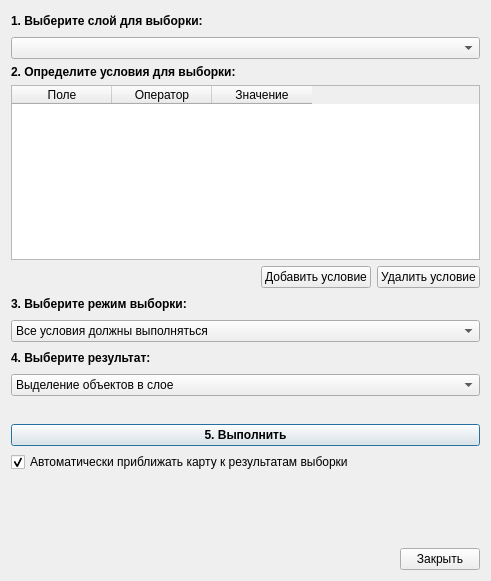
Before: the Qt Designer form qgis_easy_query.ui in nextgis/qgis_easy_query, drawn with Qt 5.
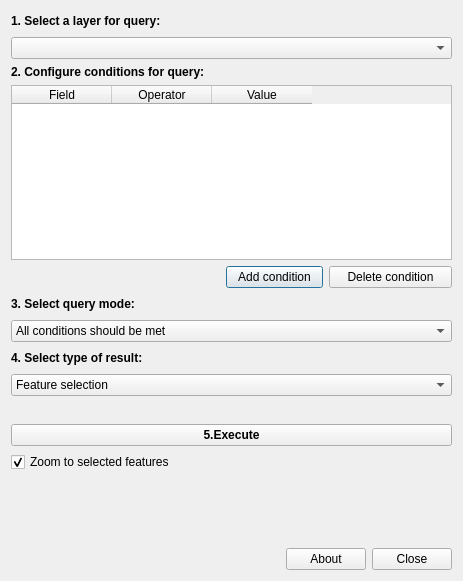
After: the same form once the commit is applied. Custom widgets are drawn as their Qt base class.

Diff of the .ui file:
```diff
--- a/qgis_easy_query.ui
+++ b/qgis_easy_query.ui
@@ -6,7 +6,7 @@
    <rect>
     <x>0</x>
     <y>0</y>
-    <width>491</width>
+    <width>463</width>
     <height>581</height>
    </rect>
   </property>
@@ -14,76 +14,7 @@
    <string>Easy Query</string>
   </property>
   <layout class="QGridLayout" name="gridLayout">
-   <item row="0" column="2" colspan="3">
-    <spacer name="horizontalSpacer_2">
-     <property name="orientation">
-      <enum>Qt::Horizontal</enum>
-     </property>
-     <property name="sizeHint" stdset="0">
-      <size>
-       <width>189</width>
-       <height>20</height>
-      </size>
-     </property>
-    </spacer>
-   </item>
-   <item row="10" column="0" rowspan="2" colspan="5">
-    <widget class="QPushButton" name="runButton">
-     <property name="font">
-      <font>
-       <weight>75</weight>
-       <bold>true</bold>
-      </font>
-     </property>
-     <property name="text">
-      <string>5. Выполнить</string>
-     </property>
-    </widget>
-   </item>
-   <item row="7" column="0" colspan="2">
-    <widget class="QLabel" name="label_4">
-     <property name="font">
-      <font>
-       <weight>75</weight>
-       <bold>true</bold>
-      </font>
-     </property>
-     <property name="text">
-      <string>4. Выберите результат:</string>
-     </property>
-     <property name="alignment">
-      <set>Qt::AlignLeading|Qt::AlignLeft|Qt::AlignVCenter</set>
-     </property>
-    </widget>
-   </item>
-   <item row="6" column="0" colspan="5">
-    <widget class="QComboBox" name="conditionModeCombobox">
-     <item>
-      <property name="text">
-       <string>Все условия должны выполняться</string>
-      </property>
-     </item>
-     <item>
-      <property name="text">
-       <string>Хотя бы одно условие должно выполняться</string>
-      </property>
-     </item>
-    </widget>
-   </item>
-   <item row="14" column="0" colspan="4">
-    <spacer name="horizontalSpacer_8">
-     <property name="orientation">
-      <enum>Qt::Horizontal</enum>
-     </property>
-     <property name="sizeHint" stdset="0">
-      <size>
-       <width>471</width>
-       <height>20</height>
-      </size>
-     </property>
-    </spacer>
-   </item>
-   <item row="2" column="0" colspan="5">
+   <item row="2" column="0" colspan="2">
     <widget class="QLabel" name="label_2">
      <property name="font">
       <font>
@@ -92,34 +23,47 @@
       </font>
      </property>
      <property name="text">
-      <string>2. Определите условия для выборки:</string>
+      <string>2. Configure conditions for query:</string>
      </property>
      <property name="alignment">
       <set>Qt::AlignLeading|Qt::AlignLeft|Qt::AlignVCenter</set>
      </property>
     </widget>
    </item>
-   <item row="9" column="0">
-    <spacer name="verticalSpacer_2">
-     <property name="orientation">
-      <enum>Qt::Vertical</enum>
-     </property>
-     <property name="sizeHint" stdset="0">
-      <size>
-       <width>20</width>
-       <height>40</height>
-      </size>
-     </property>
-    </spacer>
+   <item row="3" column="0" colspan="6">
+    <widget class="QTableWidget" name="conditionsQueryTable">
+     <column>
+      <property name="text">
+       <string>Field</string>
+      </property>
+     </column>
+     <column>
+      <property name="text">
+       <string>Operator</string>
+      </property>
+     </column>
+     <column>
+      <property name="text">
+       <string>Value</string>
+      </property>
+     </column>
+    </widget>
    </item>
-   <item row="4" column="2">
+   <item row="4" column="2" colspan="2">
     <widget class="QPushButton" name="addConditionButton">
      <property name="text">
-      <string>Добавить условие</string>
+      <string>Add condition</string>
      </property>
     </widget>
    </item>
-   <item row="5" column="0" colspan="2">
+   <item row="4" column="4" colspan="2">
+    <widget class="QPushButton" name="deleteConditionButton">
+     <property name="text">
+      <string>Delete condition</string>
+     </property>
+    </widget>
+   </item>
+   <item row="5" column="0">
     <widget class="QLabel" name="label_3">
      <property name="font">
       <font>
@@ -128,106 +72,100 @@
       </font>
      </property>
      <property name="text">
-      <string>3. Выберите режим выборки:</string>
+      <string>3. Select query mode:</string>
      </property>
      <property name="alignment">
       <set>Qt::AlignLeading|Qt::AlignLeft|Qt::AlignVCenter</set>
      </property>
     </widget>
    </item>
-   <item row="8" column="0" colspan="5">
-    <widget class="QComboBox" name="resultCombobox">
-     <item>
-      <property name="text">
-       <string>Выделение объектов в слое</string>
-      </property>
-     </item>
-     <item>
-      <property name="text">
-       <string>Новый слой с результатами выборки</string>
-      </property>
-     </item>
+   <item row="7" column="0">
+    <widget class="QLabel" name="label_4">
+     <property name="font">
+      <font>
+       <weight>75</weight>
+       <bold>true</bold>
+      </font>
+     </property>
+     <property name="text">
+      <string>4. Select type of result:</string>
+     </property>
+     <property name="alignment">
+      <set>Qt::AlignLeading|Qt::AlignLeft|Qt::AlignVCenter</set>
+     </property>
     </widget>
    </item>
-   <item row="4" column="0">
-    <spacer name="horizontalSpacer_5">
+   <item row="13" column="0" colspan="3">
+    <spacer name="horizontalSpacer_8">
      <property name="orientation">
       <enum>Qt::Horizontal</enum>
      </property>
      <property name="sizeHint" stdset="0">
       <size>
-       <width>294</width>
+       <width>471</width>
        <height>20</height>
       </size>
      </property>
     </spacer>
    </item>
-   <item row="5" column="2" colspan="3">
-    <spacer name="horizontalSpacer_3">
-     <property name="orientation">
-      <enum>Qt::Horizontal</enum>
+   <item row="13" column="3" colspan="2">
+    <widget class="QPushButton" name="aboutButton">
+     <property name="text">
+      <string>About</string>
      </property>
-     <property name="sizeHint" stdset="0">
-      <size>
-       <width>189</width>
-       <height>20</height>
-      </size>
-     </property>
-    </spacer>
+    </widget>
    </item>
-   <item row="14" column="4">
+   <item row="13" column="5">
     <widget class="QPushButton" name="closeButton">
      <property name="text">
-      <string>Закрыть</string>
+      <string>Close</string>
      </property>
     </widget>
    </item>
-   <item row="4" column="3" colspan="2">
-    <widget class="QPushButton" name="deleteConditionButton">
-     <property name="text">
-      <string>Удалить условие</string>
+   <item row="4" column="0" colspan="2">
+    <spacer name="horizontalSpacer">
+     <property name="orientation">
+      <enum>Qt::Horizontal</enum>
      </property>
-    </widget>
+     <property name="sizeHint" stdset="0">
+      <size>
+       <width>40</width>
+       <height>20</height>
+      </size>
+     </property>
+    </spacer>
    </item>
-   <item row="0" column="0" colspan="2">
-    <widget class="QLabel" name="label">
-     <property name="font">
-      <font>
-       <weight>75</weight>
-       <bold>true</bold>
-      </font>
+   <item row="5" column="1" colspan="5">
+    <spacer name="horizontalSpacer_3">
+     <property name="orientation">
+      <enum>Qt::Horizontal</enum>
      </property>
-     <property name="text">
-      <string>1. Выберите слой для выборки:</string>
+     <property name="sizeHint" stdset="0">
+      <size>
+       <width>189</width>
+       <height>20</height>
+      </size>
      </property>
-     <property name="alignment">
-      <set>Qt::AlignLeading|Qt::AlignLeft|Qt::AlignVCenter</set>
-     </property>
-    </widget>
+    </spacer>
    </item>
-   <item row="3" column="0" colspan="5">
-    <widget class="QTableWidget" name="conditionsQueryTable">
-     <column>
-      <property name="text">
-       <string>Поле</string>
-      </property>
-     </column>
-     <column>
-      <property name="text">
-       <string>Оператор</string>
-      </property>
-     </column>
-     <column>
-      <property name="text">
-       <string>Значение</string>
-      </property>
-     </column>
-    </widget>
-   </item>
-   <item row="1" column="0" colspan="5">
+   <item row="1" column="0" colspan="6">
     <widget class="QgsMapLayerComboBox" name="LayerCombobox"/>
    </item>
-   <item row="7" column="2" colspan="3">
+   <item row="6" column="0" colspan="6">
+    <widget class="QComboBox" name="conditionModeCombobox">
+     <item>
+      <property name="text">
+       <string>All conditions should be met</string>
+      </property>
+     </item>
+     <item>
+      <property name="text">
+       <string>At least one condition should be met</string>
+      </property>
+     </item>
+    </widget>
+   </item>
+   <item row="7" column="1" colspan="5">
     <spacer name="horizontalSpacer_6">
      <property name="orientation">
       <enum>Qt::Horizontal</enum>
@@ -240,29 +178,98 @@
      </property>
     </spacer>
    </item>
-   <item row="13" column="0">
-    <spacer name="verticalSpacer">
+   <item row="0" column="0">
+    <widget class="QLabel" name="label">
+     <property name="font">
+      <font>
+       <weight>75</weight>
+       <bold>true</bold>
+      </font>
+     </property>
+     <property name="text">
+      <string>1. Select a layer for query:</string>
+     </property>
+     <property name="alignment">
+      <set>Qt::AlignLeading|Qt::AlignLeft|Qt::AlignVCenter</set>
+     </property>
+    </widget>
+   </item>
+   <item row="0" column="1" colspan="5">
+    <spacer name="horizontalSpacer_2">
+     <property name="orientation">
+      <enum>Qt::Horizontal</enum>
+     </property>
+     <property name="sizeHint" stdset="0">
+      <size>
+       <width>189</width>
+       <height>20</height>
+      </size>
+     </property>
+    </spacer>
+   </item>
+   <item row="8" column="0" colspan="6">
+    <widget class="QComboBox" name="resultCombobox">
+     <item>
+      <property name="text">
+       <string>Feature selection</string>
+      </property>
+     </item>
+     <item>
+      <property name="text">
+       <string>New layer with query results</string>
+      </property>
+     </item>
+    </widget>
+   </item>
+   <item row="10" column="0" colspan="6">
+    <widget class="QPushButton" name="runButton">
+     <property name="font">
+      <font>
+       <weight>75</weight>
+       <bold>true</bold>
+      </font>
+     </property>
+     <property name="text">
+      <string>5.Execute</string>
+     </property>
+    </widget>
+   </item>
+   <item row="9" column="0" colspan="6">
+    <spacer name="verticalSpacer_2">
      <property name="orientation">
       <enum>Qt::Vertical</enum>
      </property>
      <property name="sizeHint" stdset="0">
       <size>
        <width>20</width>
-       <height>87</height>
+       <height>40</height>
       </size>
      </property>
     </spacer>
    </item>
-   <item row="12" column="0" colspan="5">
+   <item row="11" column="0" colspan="6">
     <widget class="QCheckBox" name="autoZoomCheckBox">
      <property name="text">
-      <string>Автоматически приближать карту к результатам выборки</string>
+      <string>Zoom to selected features</string>
      </property>
      <property name="checked">
       <bool>true</bool>
      </property>
     </widget>
    </item>
+   <item row="12" column="0" colspan="6">
+    <spacer name="verticalSpacer">
+     <property name="orientation">
+      <enum>Qt::Vertical</enum>
+     </property>
+     <property name="sizeHint" stdset="0">
+      <size>
+       <width>20</width>
+       <height>87</height>
+      </size>
+     </property>
+    </spacer>
+   </item>
   </layout>
  </widget>
  <customwidgets>
```
Left out of the diff: 2 changed lines with no effect on the pictures.
